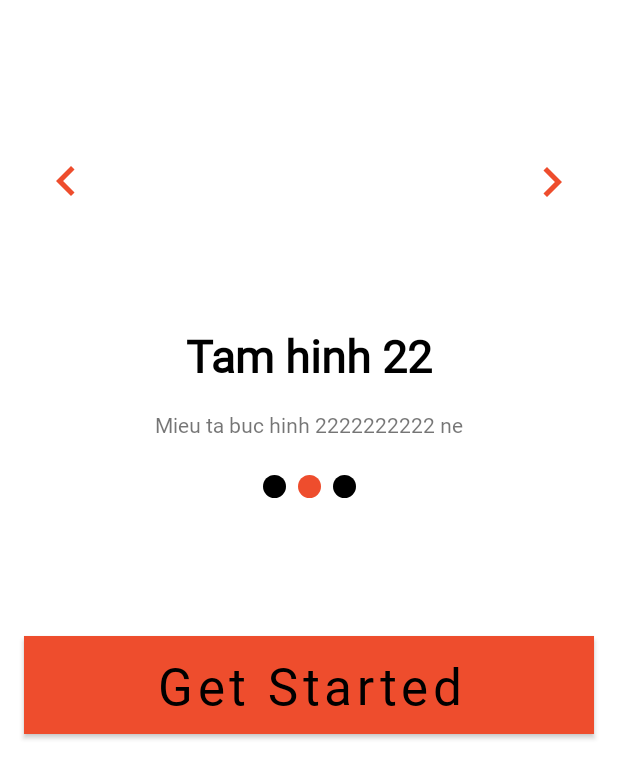
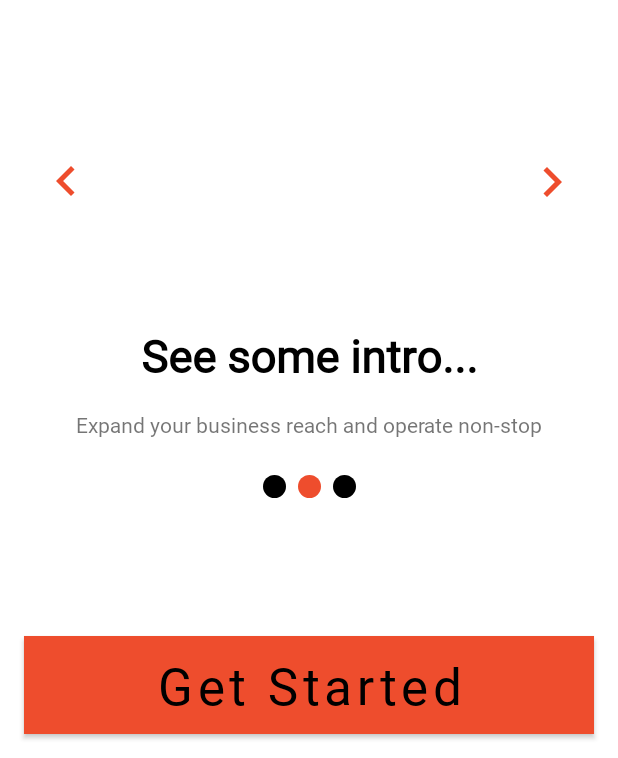
Before and after one commit to Dua24/AppMobileClothes, an Android app: the screen it shows after launch (SlideActivity), after a tap on an icon or button, on a phone screen of 412 x 824 dp, the part 478-1236 px from its top. Run offline under Robolectric (Android 15) with nearby library versions, the light colour scheme and no system bars.

Commit message:
up login

```diff
--- a/app/src/main/java/com/example/appmobileclothes/Login.java
+++ b/app/src/main/java/com/example/appmobileclothes/Login.java
@@ -50,7 +50,6 @@ TextView register,email,password;
                                             intent.putExtra("username",user.getName());
                                             intent.putExtra("email",user.getEmail());
                                             startActivity(intent);
-                                            Toast.makeText(Login.this,"Hello "+ user.getName() ,Toast.LENGTH_LONG).show();
                                             return;
                                         }else{
                                             Toast.makeText(Login.this,"Incorrect password",Toast.LENGTH_LONG).show();
--- a/app/src/main/java/com/example/appmobileclothes/SlideViewPagerAdapter.java
+++ b/app/src/main/java/com/example/appmobileclothes/SlideViewPagerAdapter.java
@@ -81,8 +81,8 @@ public class SlideViewPagerAdapter extends PagerAdapter {
                 ind2.setImageResource(R.drawable.unselected);
                 ind3.setImageResource(R.drawable.unselected);
 
-                title.setText("Tam hinh 111");
-                desc.setText("Mieu ta buc hinh 11111111111111 1ne");
+                title.setText("Welcome to our app");
+                desc.setText("Online buying and selling through the internet");
                 back.setVisibility(View.GONE);
                 next.setVisibility(View.VISIBLE);
                 break;
@@ -92,8 +92,8 @@ public class SlideViewPagerAdapter extends PagerAdapter {
                 ind2.setImageResource(R.drawable.seleted);
                 ind3.setImageResource(R.drawable.unselected);
 
-                title.setText("Tam hinh 22");
-                desc.setText("Mieu ta buc hinh 2222222222 ne");
+                title.setText("See some intro...");
+                desc.setText("Expand your business reach and operate non-stop");
                 back.setVisibility(View.VISIBLE);
                 next.setVisibility(View.VISIBLE);
                 break;
@@ -103,8 +103,8 @@ public class SlideViewPagerAdapter extends PagerAdapter {
                 ind2.setImageResource(R.drawable.unselected);
                 ind3.setImageResource(R.drawable.seleted);
 
-                title.setText("Tam hinh 333");
-                desc.setText("Mieu ta buc hinh 3333333 ne");
+                title.setText("Are you ready?");
+                desc.setText("Convenient shopping with easy payment and delivery");
                 back.setVisibility(View.VISIBLE);
                 next.setVisibility(View.GONE);
                 break;
--- a/app/src/main/res/layout/slide_screen.xml
+++ b/app/src/main/res/layout/slide_screen.xml
@@ -46,7 +46,7 @@
         android:layout_marginTop="16dp"
         android:layout_marginEnd="45dp"
         android:gravity="center"
-        android:text="Mieu ta buc hinh 1 ne"
+        android:text="Online buying and selling through the internet."
         app:layout_constraintEnd_toEndOf="parent"
         app:layout_constraintStart_toStartOf="parent"
         app:layout_constraintTop_toBottomOf="@+id/title" />
@@ -58,14 +58,15 @@
         android:layout_marginStart="16dp"
         android:layout_marginEnd="16dp"
         android:layout_marginBottom="16dp"
+        android:background="@color/primary_color"
         android:text="Get Started"
         android:textAllCaps="false"
         android:textColor="@color/black"
         android:textSize="34sp"
-        android:background="@color/primary_color"
         app:layout_constraintBottom_toBottomOf="parent"
         app:layout_constraintEnd_toEndOf="parent"
-        app:layout_constraintStart_toStartOf="parent" />
+        app:layout_constraintStart_toStartOf="parent"
+        tools:background="@drawable/rounded_button" />
 
     <ImageView
         android:id="@+id/ind1"
```
